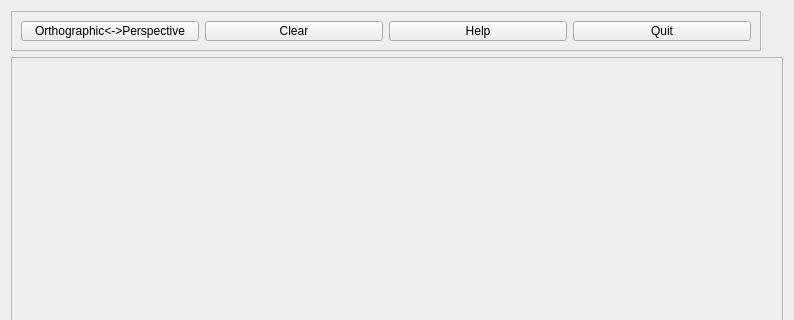
First picture: the form in A2/MainWindow.ui, repository gedig/CSC305A2, before the edit; both pictures show x 0 to 794 and y 0 to 320 of the 794 by 603 pixel window.
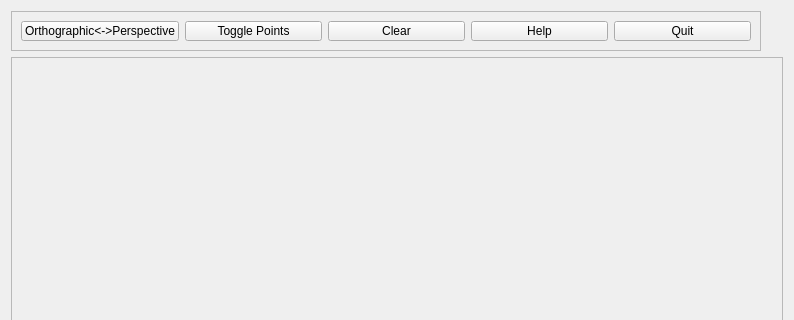
Second picture: the form after the edit.

Commit message: Added ability to toggle displaying of points

Patch:
```diff
--- a/A2/MainWindow.ui
+++ b/A2/MainWindow.ui
@@ -39,6 +39,13 @@
         </property>
        </widget>
       </item>
+      <item>
+       <widget class="QPushButton" name="pushButton_3">
+        <property name="text">
+         <string>Toggle Points</string>
+        </property>
+       </widget>
+      </item>
       <item>
        <widget class="QPushButton" name="pushButton_2">
         <property name="text">
```
The commit also changes 4 other files.
